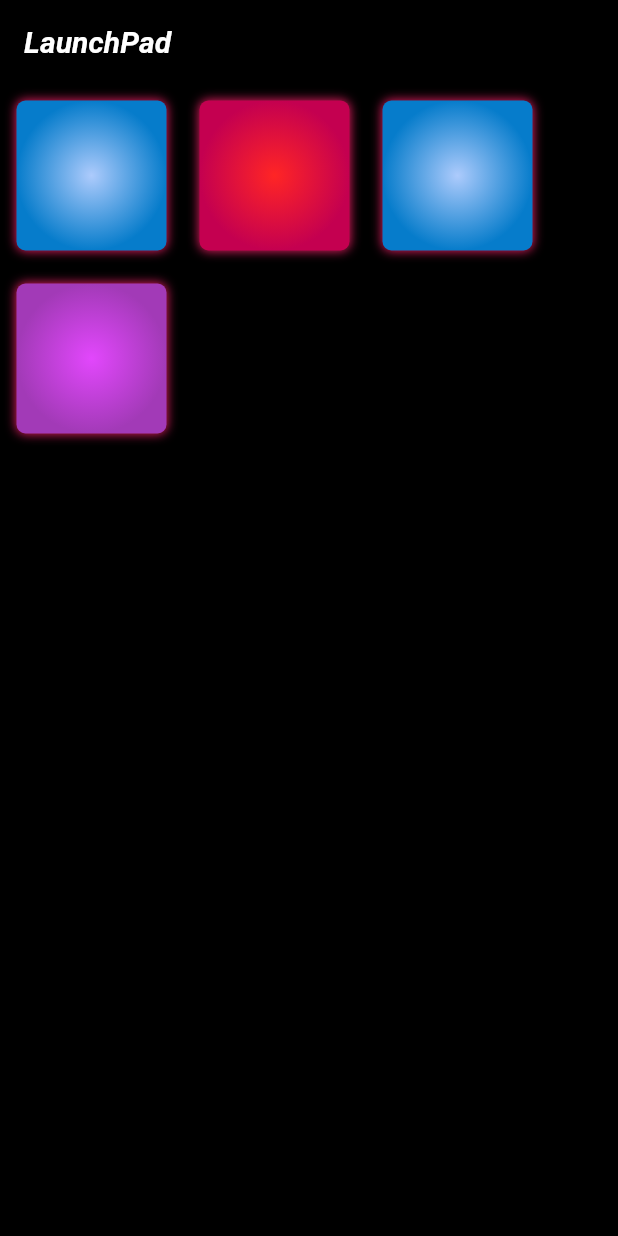
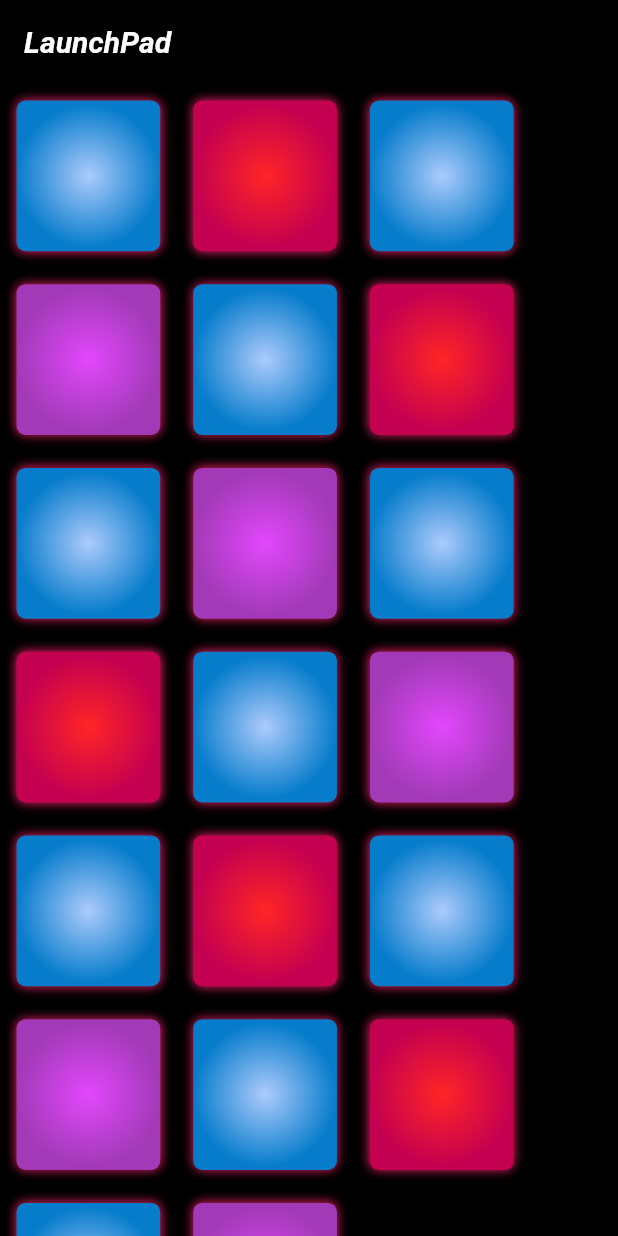
Before and after one commit to Wazid-Hossain/LaunchPad, a Flutter app: the screen it shows after launch, on a phone screen of 412 x 824 dp. Run offline on Flutter 3.47's test engine with Material 3 defaults, Android fonts, the phone set to English and light mode, and no system bars; our stand-ins replace audioplayers.

Commit message:
LaunchPad Colors and sounds fixed

```diff
--- a/lib/home.dart
+++ b/lib/home.dart
@@ -24,6 +24,8 @@ class _PadState extends State<Pad> {
 
   @override
   Widget build(BuildContext context) {
+    double width = MediaQuery.of(context).size.width;
+    double height = MediaQuery.of(context).size.height;
     return GestureDetector(
       onTap: () async {
         setState(() {
@@ -45,8 +47,8 @@ class _PadState extends State<Pad> {
       },
       child: Container(
         margin: EdgeInsets.all(11),
-        height: 100,
-        width: 100,
+        height: height / 8.2,
+        width: width / 4.3,
         decoration: BoxDecoration(
           borderRadius: BorderRadius.all(
             Radius.circular(6.0),
--- a/lib/main.dart
+++ b/lib/main.dart
@@ -13,7 +13,7 @@ class MyApp extends StatelessWidget {
   Widget build(BuildContext context) {
     return MaterialApp(
       debugShowCheckedModeBanner: false,
-      title: 'Flutter Demo',
+      title: 'LaunchPad',
       home: Scaffold(
         appBar: AppBar(
           title: Text(
@@ -37,7 +37,17 @@ class MyApp extends StatelessWidget {
             Pad(
               colorCenter: Color(0xffff2525),
               colorOutline: Color(0xffC40050),
-              note: 'kick.wav',
+              note: 'Ride.wav',
+            ),
+            Pad(
+              colorCenter: Color(0xffADCBFC),
+              colorOutline: Color(0xff067CCB),
+              note: 'Snare.wav',
+            ),
+            Pad(
+              colorCenter: Color(0xffE247FC),
+              colorOutline: Color(0xffA23AB7),
+              note: 'Tom.wav',
             ),
             Pad(
               colorCenter: Color(0xffADCBFC),
@@ -45,9 +55,79 @@ class MyApp extends StatelessWidget {
               note: 'kick.wav',
             ),
             Pad(
+              colorCenter: Color(0xffff2525),
+              colorOutline: Color(0xffC40050),
+              note: 'Ride.wav',
+            ),
+            Pad(
+              colorCenter: Color(0xffADCBFC),
+              colorOutline: Color(0xff067CCB),
+              note: 'Snare.wav',
+            ),
+            Pad(
               colorCenter: Color(0xffE247FC),
               colorOutline: Color(0xffA23AB7),
+              note: 'Tom.wav',
+            ),
+            Pad(
+              colorCenter: Color(0xffADCBFC),
+              colorOutline: Color(0xff067CCB),
               note: 'kick.wav',
+            ),
+            Pad(
+              colorCenter: Color(0xffff2525),
+              colorOutline: Color(0xffC40050),
+              note: 'Ride.wav',
+            ),
+            Pad(
+              colorCenter: Color(0xffADCBFC),
+              colorOutline: Color(0xff067CCB),
+              note: 'Snare.wav',
+            ),
+            Pad(
+              colorCenter: Color(0xffE247FC),
+              colorOutline: Color(0xffA23AB7),
+              note: 'Tom.wav',
+            ),
+            Pad(
+              colorCenter: Color(0xffADCBFC),
+              colorOutline: Color(0xff067CCB),
+              note: 'kick.wav',
+            ),
+            Pad(
+              colorCenter: Color(0xffff2525),
+              colorOutline: Color(0xffC40050),
+              note: 'Ride.wav',
+            ),
+            Pad(
+              colorCenter: Color(0xffADCBFC),
+              colorOutline: Color(0xff067CCB),
+              note: 'Snare.wav',
+            ),
+            Pad(
+              colorCenter: Color(0xffE247FC),
+              colorOutline: Color(0xffA23AB7),
+              note: 'Tom.wav',
+            ),
+            Pad(
+              colorCenter: Color(0xffADCBFC),
+              colorOutline: Color(0xff067CCB),
+              note: 'kick.wav',
+            ),
+            Pad(
+              colorCenter: Color(0xffff2525),
+              colorOutline: Color(0xffC40050),
+              note: 'Ride.wav',
+            ),
+            Pad(
+              colorCenter: Color(0xffADCBFC),
+              colorOutline: Color(0xff067CCB),
+              note: 'Snare.wav',
+            ),
+            Pad(
+              colorCenter: Color(0xffE247FC),
+              colorOutline: Color(0xffA23AB7),
+              note: 'Tom.wav',
             ),
           ],
         ),
--- a/pubspec.yaml
+++ b/pubspec.yaml
@@ -62,7 +62,7 @@ flutter:
   assets:
     # - images/a_dot_burr.jpeg
     # - images/a_dot_ham.jpeg
-    - assets/kick.wav
+    - assets/
 
   # An image asset can refer to one or more resolution-specific "variants", see
   # https://flutter.dev/to/resolution-aware-images
```
